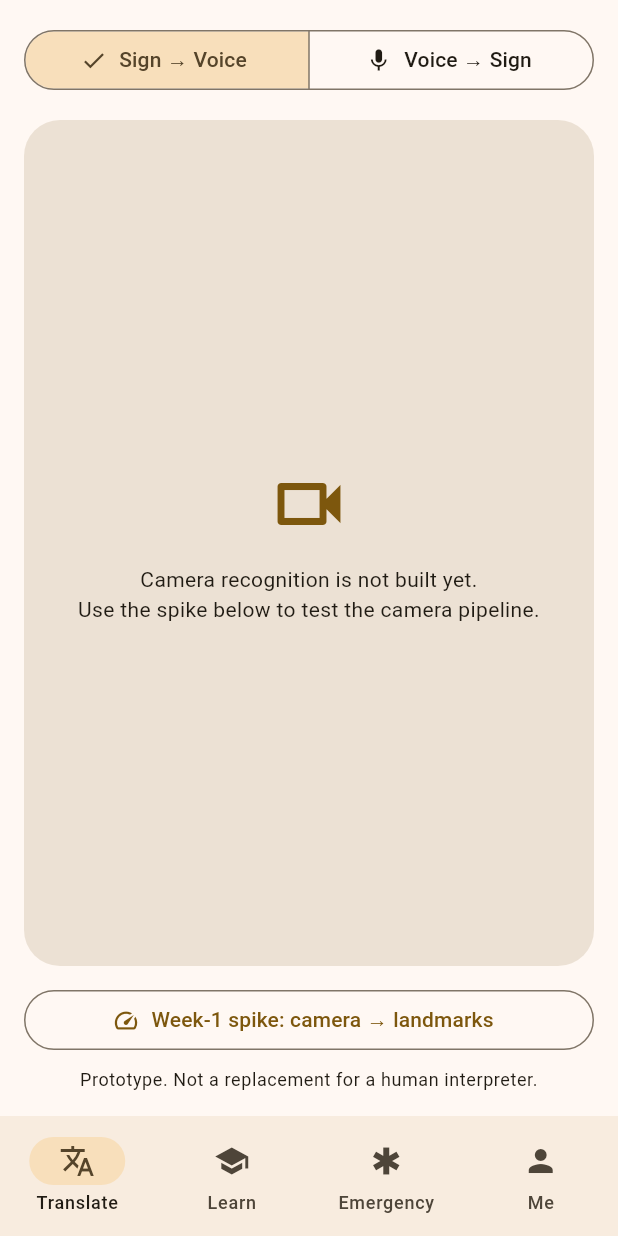
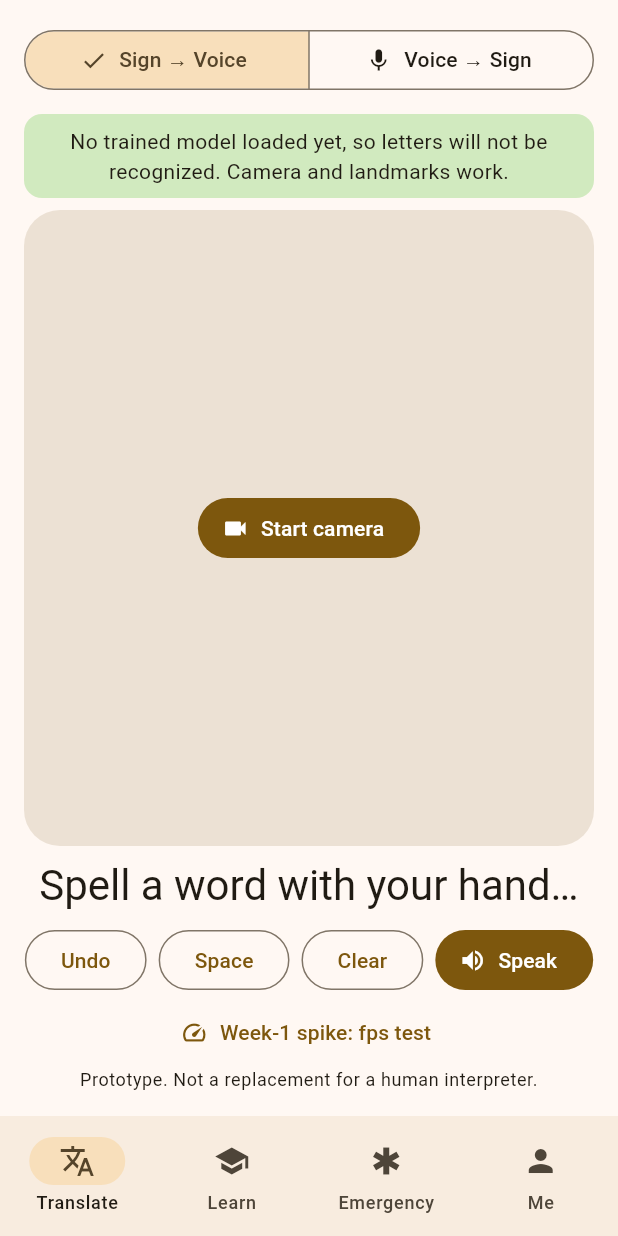
Before and after one commit to Svintjohn/signara, a Flutter app: the screen it shows after launch, on a phone screen of 412 x 824 dp. Run offline on Flutter 3.47's test engine with Material 3 defaults, Android fonts, the phone set to English and light mode, and no system bars; our stand-ins replace flutter_tts, permission_handler, shared_preferences.

Commit message:
Add fingerspelling pipeline logic and wire up Translate screen

```diff
--- a/lib/features/translate/translate_screen.dart
+++ b/lib/features/translate/translate_screen.dart
@@ -1,11 +1,17 @@
+import 'dart:async';
+
 import 'package:flutter/material.dart';
+import 'package:flutter_tts/flutter_tts.dart';
+import 'package:permission_handler/permission_handler.dart';
+import 'package:signara_landmarks/signara_landmarks.dart';
 
+import '../../recognition/fingerspelling_controller.dart';
+import '../../recognition/letter_classifier.dart';
 import '../spike/spike_screen.dart';
 
 enum TranslateMode { signToVoice, voiceToSign }
 
-/// Two-way conversation screen. Right now this is only the UI shell:
-/// recognition (sign -> voice) and playback (voice -> sign) come in weeks 3-6.
+/// Prototype UI: functional, not designed. Real UI/UX comes later.
 class TranslateScreen extends StatefulWidget {
   const TranslateScreen({super.key});
 
@@ -18,8 +24,6 @@ class _TranslateScreenState extends State<TranslateScreen> {
 
   @override
   Widget build(BuildContext context) {
-    final scheme = Theme.of(context).colorScheme;
-
     return Padding(
       padding: const EdgeInsets.all(16),
       child: Column(
@@ -41,46 +45,21 @@ class _TranslateScreenState extends State<TranslateScreen> {
             selected: {_mode},
             onSelectionChanged: (s) => setState(() => _mode = s.first),
           ),
-          const SizedBox(height: 16),
+          const SizedBox(height: 12),
           Expanded(
-            child: Container(
-              decoration: BoxDecoration(
-                color: scheme.surfaceContainerHighest,
-                borderRadius: BorderRadius.circular(24),
-              ),
-              alignment: Alignment.center,
-              padding: const EdgeInsets.all(24),
-              child: Column(
-                mainAxisSize: MainAxisSize.min,
-                children: [
-                  Icon(
-                    _mode == TranslateMode.signToVoice
-                        ? Icons.videocam_outlined
-                        : Icons.record_voice_over_outlined,
-                    size: 56,
-                    color: scheme.primary,
+            child: _mode == TranslateMode.signToVoice
+                ? const _SignToVoice()
+                : const Center(
+                    child: Text('Speech → sign playback is not built yet.'),
                   ),
-                  const SizedBox(height: 12),
-                  Text(
-                    _mode == TranslateMode.signToVoice
-                        ? 'Camera recognition is not built yet.\n'
-                            'Use the spike below to test the camera pipeline.'
-                        : 'Speech → sign playback is not built yet.',
-                    textAlign: TextAlign.center,
-                  ),
-                ],
-              ),
-            ),
           ),
-          const SizedBox(height: 12),
-          OutlinedButton.icon(
+          TextButton.icon(
             onPressed: () => Navigator.of(context).push(
               MaterialPageRoute<void>(builder: (_) => const SpikeScreen()),
             ),
             icon: const Icon(Icons.speed),
-            label: const Text('Week-1 spike: camera → landmarks'),
+            label: const Text('Week-1 spike: fps test'),
           ),
-          const SizedBox(height: 8),
           Text(
             'Prototype. Not a replacement for a human interpreter.',
             textAlign: TextAlign.center,
@@ -91,3 +70,186 @@ class _TranslateScreenState extends State<TranslateScreen> {
     );
   }
 }
+
+class _SignToVoice extends StatefulWidget {
+  const _SignToVoice();
+
+  @override
+  State<_SignToVoice> createState() => _SignToVoiceState();
+}
+
+class _SignToVoiceState extends State<_SignToVoice> {
+  // Swap for the TFLite classifier once the model exists.
+  final FingerspellingController _controller = FingerspellingController(
+    classifier: const NoModelClassifier(),
+  );
+  final FlutterTts _tts = FlutterTts();
+
+  int? _textureId;
+  String? _error;
+  bool _running = false;
+  StreamSubscription<LandmarkFrame>? _sub;
+
+  @override
+  void initState() {
+    super.initState();
+    _controller.addListener(() {
+      if (mounted) setState(() {});
+    });
+  }
+
+  Future<void> _start() async {
+    final status = await Permission.camera.request();
+    if (!status.isGranted) {
+      setState(() => _error = 'Camera permission is required.');
+      return;
+    }
+    try {
+      final id = await SignaraLandmarks.start();
+      _sub = SignaraLandmarks.frames.listen(_controller.onFrame);
+      if (!mounted) return;
+      setState(() {
+        _textureId = id;
+        _running = true;
+        _error = null;
+      });
+    } catch (e) {
+      if (!mounted) return;
+      setState(() => _error = 'Could not start camera: $e');
+    }
+  }
+
+  Future<void> _stop() async {
+    await _sub?.cancel();
+    _sub = null;
+    await SignaraLandmarks.stop();
+    if (!mounted) return;
+    setState(() {
+      _running = false;
+      _textureId = null;
+    });
+  }
+
+  Future<void> _speak() async {
+    final text = _controller.buffer.text;
+    if (text.isEmpty) return;
+    try {
+      await _tts.stop();
+      await _tts.setLanguage('en-US');
+      await _tts.speak(text);
+    } catch (_) {
+      // Text stays on screen if TTS is unavailable.
+    }
+  }
+
+  @override
+  void dispose() {
+    _sub?.cancel();
+    if (_running) SignaraLandmarks.stop();
+    _tts.stop();
+    _controller.dispose();
+    super.dispose();
+  }
+
+  @override
+  Widget build(BuildContext context) {
+    final scheme = Theme.of(context).colorScheme;
+    final live = _controller.live;
+    final stab = _controller.stabilizer;
+    final text = _controller.buffer.text;
+
+    return Column(
+      crossAxisAlignment: CrossAxisAlignment.stretch,
+      children: [
+        if (!_controller.classifier.isReady)
+          Container(
+            padding: const EdgeInsets.all(8),
+            margin: const EdgeInsets.only(bottom: 8),
+            decoration: BoxDecoration(
+              color: scheme.tertiaryContainer,
+              borderRadius: BorderRadius.circular(12),
+            ),
+            child: const Text(
+              'No trained model loaded yet, so letters will not be '
+              'recognized. Camera and landmarks work.',
+              textAlign: TextAlign.center,
+            ),
+          ),
+        Expanded(
+          child: Container(
+            decoration: BoxDecoration(
+              color: scheme.surfaceContainerHighest,
+              borderRadius: BorderRadius.circular(24),
+            ),
+            clipBehavior: Clip.antiAlias,
+            child: _error != null
+                ? Center(child: Text(_error!))
+                : _textureId == null
+                    ? Center(
+                        child: FilledButton.icon(
+                          onPressed: _start,
+                          icon: const Icon(Icons.videocam),
+                          label: const Text('Start camera'),
+                        ),
+                      )
+                    : Stack(
+                        fit: StackFit.expand,
+                        children: [
+                          Texture(textureId: _textureId!),
+                          Positioned(
+                            left: 12,
+                            top: 12,
+                            child: Text(
+                              live?.letter ?? '–',
+                              style: Theme.of(context)
+                                  .textTheme
+                                  .displayLarge
+                                  ?.copyWith(color: Colors.white),
+                            ),
+                          ),
+                          Positioned(
+                            left: 0,
+                            right: 0,
+                            bottom: 0,
+                            child: LinearProgressIndicator(value: stab.progress),
+                          ),
+                        ],
+                      ),
+          ),
+        ),
+        const SizedBox(height: 8),
+        Text(
+          text.isEmpty ? 'Spell a word with your hand…' : text,
+          textAlign: TextAlign.center,
+          style: Theme.of(context).textTheme.headlineMedium,
+        ),
+        const SizedBox(height: 8),
+        Wrap(
+          alignment: WrapAlignment.center,
+          spacing: 8,
+          children: [
+            OutlinedButton(
+              onPressed: _controller.backspace,
+              child: const Text('Undo'),
+            ),
+            OutlinedButton(
+              onPressed: _controller.endWord,
+              child: const Text('Space'),
+            ),
+            OutlinedButton(
+              onPressed: _controller.clear,
+              child: const Text('Clear'),
+            ),
+            FilledButton.icon(
+              onPressed: _speak,
+              icon: const Icon(Icons.volume_up),
+              label: const Text('Speak'),
+            ),
+            if (_running)
+              TextButton(onPressed: _stop, child: const Text('Stop camera')),
+          ],
+        ),
+      ],
+    );
+  }
+}
--- /dev/null
+++ b/lib/recognition/fingerspelling_controller.dart
@@ -0,0 +1,78 @@
+import 'package:flutter/foundation.dart';
+import 'package:signara_landmarks/signara_landmarks.dart';
+
+import 'landmark_features.dart';
+import 'letter_classifier.dart';
+import 'letter_stabilizer.dart';
+import 'spelling_buffer.dart';
+
+/// Landmarks in -> letters and words out. No camera or UI code in here, so it
+/// can be tested without a phone.
+class FingerspellingController extends ChangeNotifier {
+  FingerspellingController({
+    required this.classifier,
+    LetterStabilizer? stabilizer,
+    this.aspect = 3 / 4,
+    this.flipX = false,
+    this.wordGapFrames = 45,
+  }) : stabilizer = stabilizer ?? LetterStabilizer();
+
+  final LetterClassifier classifier;
+  final LetterStabilizer stabilizer;
+
+  /// Image width / height of the upright frames (portrait 480x640 -> 0.75).
+  final double aspect;
+
+  /// Must match how the training data was prepared (see training/README.md).
+  final bool flipX;
+
+  /// Frames with no hand after which the current word is ended (~1.5s at 30fps).
+  final int wordGapFrames;
+
+  final SpellingBuffer buffer = SpellingBuffer();
+
+  /// What the classifier sees right now (not yet committed).
+  LetterPrediction? live;
+
+  int _noHandRun = 0;
+
+  void onFrame(LandmarkFrame frame) {
+    if (frame.hands.isEmpty) {
+      live = null;
+      stabilizer.update(null, 0);
+      _noHandRun++;
+      if (_noHandRun == wordGapFrames) buffer.endWord();
+      notifyListeners();
+      return;
+    }
+    _noHandRun = 0;
+
+    final features = normalizeHand(
+      frame.hands.first.xyz,
+      aspect: aspect,
+      flipX: flipX,
+    );
+    live = classifier.classify(features);
+
+    final committed = stabilizer.update(live?.letter, live?.confidence ?? 0);
+    if (committed != null) buffer.addLetter(committed);
+    notifyListeners();
+  }
+
+  void backspace() {
+    buffer.backspace();
+    notifyListeners();
+  }
+
+  void endWord() {
+    buffer.endWord();
+    notifyListeners();
+  }
+
+  void clear() {
+    buffer.clear();
+    stabilizer.reset();
+    live = null;
+    notifyListeners();
+  }
+}
--- /dev/null
+++ b/lib/recognition/letter_classifier.dart
@@ -0,0 +1,31 @@
+class LetterPrediction {
+  const LetterPrediction(this.letter, this.confidence);
+
+  final String letter;
+  final double confidence;
+}
+
+/// Classifies one normalized hand (60 features from `normalizeHand`).
+abstract class LetterClassifier {
+  /// Whether a real model is loaded. The UI shows a banner when false.
+  bool get isReady;
+
+  /// Returns the best letter, or null if nothing can be predicted.
+  LetterPrediction? classify(List<double> features);
+}
+
+/// Used until a trained model exists. Never predicts anything.
+class NoModelClassifier implements LetterClassifier {
+  const NoModelClassifier();
+
+  @override
+  bool get isReady => false;
+
+  @override
+  LetterPrediction? classify(List<double> features) => null;
+}
+
+// TODO(week 2): TfliteLetterClassifier. Decide between the `tflite_flutter`
+// package (inference in Dart on the 60 features, simplest) and running the
+// interpreter inside the Kotlin plugin. Landmarks are tiny, so Dart is fine.
+// Load assets/models/fingerspelling.tflite and labels.json.
--- /dev/null
+++ b/lib/recognition/letter_stabilizer.dart
@@ -0,0 +1,75 @@
+/// Turns noisy per-frame predictions into committed letters.
+///
+/// A letter is committed only after it is seen with enough confidence for
+/// [holdFrames] frames in a row. After committing, the same letter will not
+/// commit again until the hand is released (no hand or low confidence for
+/// [releaseFrames] frames) or a different letter is committed. This is how
+/// double letters such as the L L in "HELLO" work: drop the hand briefly
+/// between them.
+class LetterStabilizer {
+  LetterStabilizer({
+    this.holdFrames = 8,
+    this.minConfidence = 0.7,
+    this.releaseFrames = 3,
+  });
+
+  final int holdFrames;
+  final double minConfidence;
+  final int releaseFrames;
+
+  String? _candidate;
+  int _count = 0;
+  String? _lastCommitted;
+  int _invalidRun = 0;
+
+  /// Call once per frame. [letter] is null when no hand was found.
+  /// Returns the letter when it gets committed, otherwise null.
+  String? update(String? letter, double confidence) {
+    final valid = letter != null && confidence >= minConfidence;
+
+    if (!valid) {
+      _candidate = null;
+      _count = 0;
+      _invalidRun++;
+      if (_invalidRun >= releaseFrames) _lastCommitted = null;
+      return null;
+    }
+
+    _invalidRun = 0;
+
+    if (letter == _lastCommitted) {
+      // Still holding the letter that was just committed.
+      _candidate = null;
+      _count = 0;
+      return null;
+    }
+
+    if (letter != _candidate) {
+      _candidate = letter;
+      _count = 1;
+    } else {
+      _count++;
+    }
+
+    if (_count >= holdFrames) {
+      _lastCommitted = letter;
+      _candidate = null;
+      _count = 0;
+      return letter;
+    }
+    return null;
+  }
+
+  /// The letter currently being held but not yet committed (for UI feedback).
+  String? get candidate => _candidate;
+
+  /// 0..1 progress towards committing [candidate].
+  double get progress => _candidate == null ? 0 : _count / holdFrames;
+
+  void reset() {
+    _candidate = null;
+    _count = 0;
+    _lastCommitted = null;
+    _invalidRun = 0;
+  }
+}
--- /dev/null
+++ b/lib/recognition/spelling_buffer.dart
@@ -0,0 +1,39 @@
+/// The letters spelled so far, plus finished words.
+class SpellingBuffer {
+  final List<String> _letters = [];
+  final List<String> _words = [];
+
+  String get currentWord => _letters.join();
+  List<String> get words => List.unmodifiable(_words);
+
+  /// Finished words plus the one in progress, e.g. "JOHN SMI".
+  String get text {
+    final parts = [..._words, if (_letters.isNotEmpty) currentWord];
+    return parts.join(' ');
+  }
+
+  bool get isEmpty => _letters.isEmpty && _words.isEmpty;
+
+  void addLetter(String letter) => _letters.add(letter);
+
+  void backspace() {
+    if (_letters.isNotEmpty) {
+      _letters.removeLast();
+    } else if (_words.isNotEmpty) {
+      // Reopen the last finished word so it can be corrected.
+      _letters.addAll(_words.removeLast().split(''));
+    }
+  }
+
+  /// Ends the current word (a space). Does nothing if there is no word.
+  void endWord() {
+    if (_letters.isEmpty) return;
+    _words.add(currentWord);
+    _letters.clear();
+  }
+
+  void clear() {
+    _letters.clear();
+    _words.clear();
+  }
+}
```
Also changed, not shown: lib/language/sentence_smoother.dart (added, +110 -0 lines), 1 other file.
